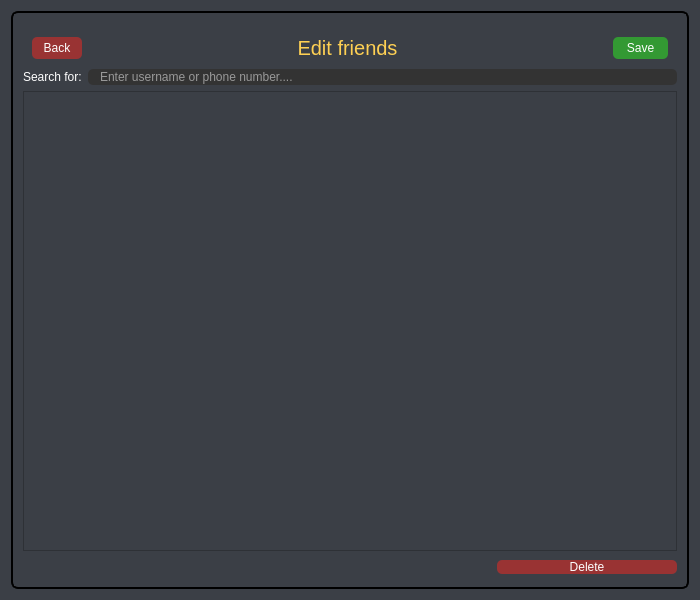
Before: the Qt Designer form Pulp-Fiction-LoginAndRegister/setting.ui in AP-projects-4001/Pulp-Fiction, drawn with Qt 5.
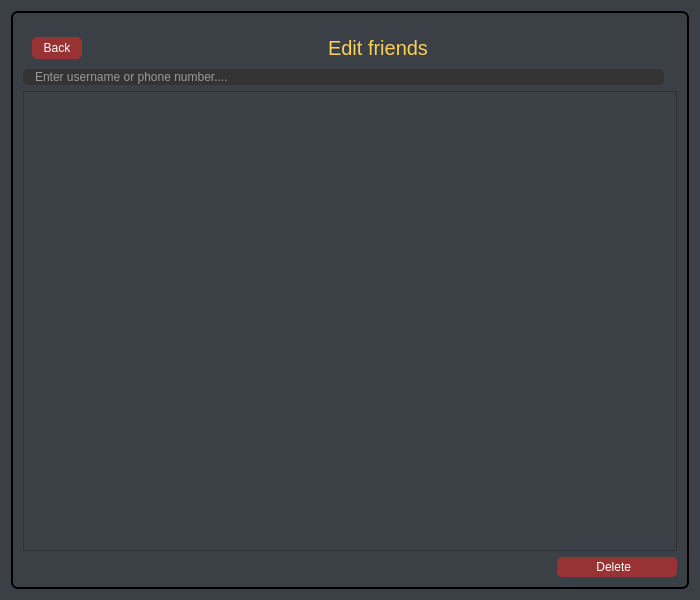
After: the same form once the commit is applied. Icons and pictures are not drawn.

Commit message: Some changes in UI || Add Delete channel and group buttons

Patch:
```diff
--- a/Pulp-Fiction-LoginAndRegister/setting.ui
+++ b/Pulp-Fiction-LoginAndRegister/setting.ui
@@ -3419,58 +3419,6 @@
             </property>
            </widget>
           </item>
-          <item>
-           <widget class="QPushButton" name="saveeditfriends">
-            <property name="minimumSize">
-             <size>
-              <width>0</width>
-              <height>15</height>
-             </size>
-            </property>
-            <property name="maximumSize">
-             <size>
-              <width>55</width>
-              <height>30</height>
-             </size>
-            </property>
-            <property name="sizeIncrement">
-             <size>
-              <width>0</width>
-              <height>15</height>
-             </size>
-            </property>
-            <property name="styleSheet">
-             <string notr="true">
-QPushButton#saveeditfriends{
-color: white;
-border-radius: 5px;
-Background: #393;
-color: #fefefe;
-}
-
-QPushButton#saveeditfriends:hover {
-	background-color: rgb(42, 46, 52);
-border-style: solid;
- border-width: 1px;
-	color: rgb(241, 182, 88);
-}
-
-QPushButton#saveeditfriends:pressed {
-border-style: solid;
-border-width: 1px;
-	background-color: rgb(25, 69, 105);
-	color: rgb(85, 255, 255);
-}</string>
-            </property>
-            <property name="text">
-             <string>Save</string>
-            </property>
-            <property name="icon">
-             <iconset resource="elements.qrc">
-              <normaloff>:/img/img/icons8-save-64 (1).png</normaloff>:/img/img/icons8-save-64 (1).png</iconset>
-            </property>
-           </widget>
-          </item>
          </layout>
         </widget>
        </item>
@@ -3478,19 +3426,6 @@
         <layout class="QVBoxLayout" name="verticalLayout_8">
          <item>
           <layout class="QHBoxLayout" name="horizontalLayout_17">
-           <item>
-            <widget class="QLabel" name="label_2">
-             <property name="styleSheet">
-              <string notr="true">color: #fefefe;</string>
-             </property>
-             <property name="text">
-              <string>Search for:</string>
-             </property>
-             <property name="buddy">
-              <cstring>searchcontact</cstring>
-             </property>
-            </widget>
-           </item>
            <item>
             <widget class="QLineEdit" name="searchcontact">
              <property name="styleSheet">
@@ -3522,6 +3457,22 @@
              </property>
             </widget>
            </item>
+           <item>
+            <widget class="QLabel" name="label_2">
+             <property name="styleSheet">
+              <string notr="true">color: #fefefe;</string>
+             </property>
+             <property name="text">
+              <string/>
+             </property>
+             <property name="pixmap">
+              <pixmap resource="elements.qrc">:/img/img/icons8-find-64 (1).png</pixmap>
+             </property>
+             <property name="buddy">
+              <cstring>searchcontact</cstring>
+             </property>
+            </widget>
+           </item>
           </layout>
          </item>
          <item>
@@ -3548,10 +3499,13 @@
           <widget class="QPushButton" name="deletefriend">
            <property name="minimumSize">
             <size>
-             <width>180</width>
-             <height>0</height>
+             <width>120</width>
+             <height>20</height>
             </size>
            </property>
+           <property name="layoutDirection">
+            <enum>Qt::RightToLeft</enum>
+           </property>
            <property name="styleSheet">
             <string notr="true">QPushButton#deletefriend{
 color: white;
@@ -3575,7 +3529,17 @@
 }</string>
            </property>
            <property name="text">
-            <string>Delete</string>
+            <string>Delete  </string>
+           </property>
+           <property name="icon">
+            <iconset resource="elements.qrc">
+             <normaloff>:/img/img/icons8-delete-64.png</normaloff>:/img/img/icons8-delete-64.png</iconset>
+           </property>
+           <property name="iconSize">
+            <size>
+             <width>16</width>
+             <height>16</height>
+            </size>
            </property>
           </widget>
          </item>
```
Left out of the diff: 2 changed lines with no effect on the pictures. The commit also changes 8 other files.
